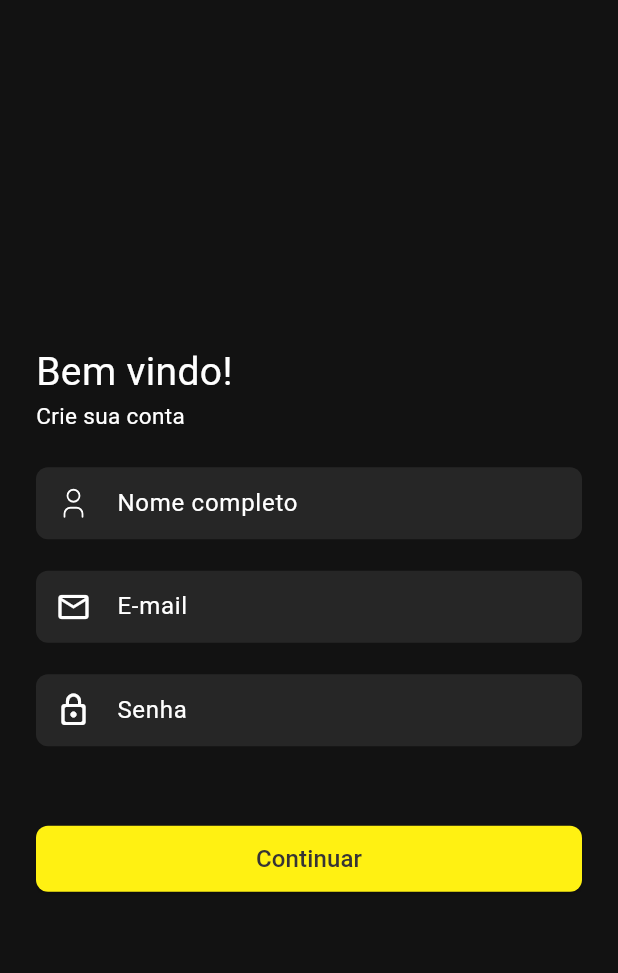
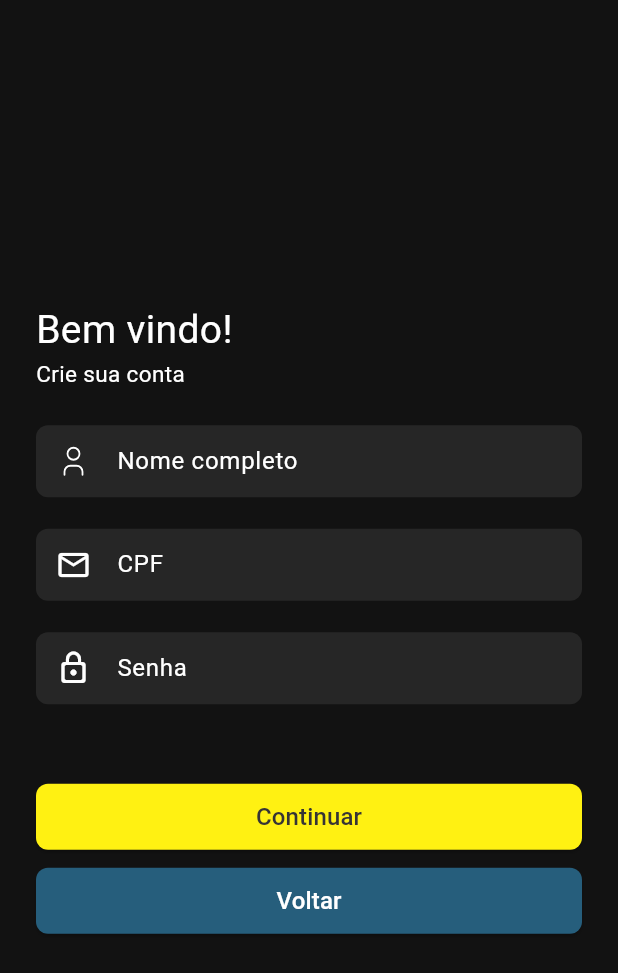
Before and after one commit to Ottenim/projetoDispositivosMoveis, a Flutter app: the UserRegisterPage screen opened directly, on a phone screen of 412 x 824 dp. Shown: the top 973 px of the screen. Run offline on Flutter 3.47's test engine with Material 3 defaults, Android fonts, the phone set to English and light mode, and no system bars; our stand-ins replace cloud_firestore, equatable, firebase_core, flutter_bloc, flutter_svg, fluttertoast and 2 more; accounts and stored records are empty; Roboto replaces fonts that are missing (Urbanist).

Commit message:
add user creation, user login, some layouts updates and initial verification

```diff
--- a/lib/models/user.dart
+++ b/lib/models/user.dart
@@ -19,8 +19,8 @@ class User extends Equatable {
     this.password,
   });
 
-  factory User.fromMap(Map<String, dynamic> map) => User(
-        id: map['id'],
+  factory User.fromMap(String id, Map<String, dynamic> map) => User(
+        id: id,
         name: map['name'],
         category: Category.values[map['category']],
         cpf: map['cpf'],
@@ -29,7 +29,6 @@ class User extends Equatable {
 
   Map<String, dynamic> toMap() {
     Map<String, dynamic> map = {};
-    map['id'] = id;
     map['name'] = name;
     map['category'] = category?.index ?? 0;
     map['cpf'] = cpf;
--- a/lib/services/user_service.dart
+++ b/lib/services/user_service.dart
@@ -15,7 +15,7 @@ class UserService {
 
   UserService() {
     _userCollection = _firestore.collection(USERS_COLLECTION).withConverter<User>(
-          fromFirestore: (snapshot, options) => User.fromMap(snapshot.data() ?? {}),
+          fromFirestore: (snapshot, options) => User.fromMap(snapshot.id, snapshot.data() ?? {}),
           toFirestore: (value, options) => value.toMap(),
         );
   }
@@ -23,6 +23,18 @@ class UserService {
   //CREATE
   Future<String> addUser(User user) async {
     return (await _userCollection.add(user)).id;
+  }
+
+  Future<User?> getUserByCpf(String cpf) async {
+    final userStream = await _userCollection.where('cpf', isEqualTo: cpf).get();
+
+    User? user;
+
+    if (userStream.docs.isNotEmpty) {
+      user = userStream.docs.first.data();
+    }
+
+    return user;
   }
 
   //READ
--- a/lib/ui/pages/home_page.dart
+++ b/lib/ui/pages/home_page.dart
@@ -1,3 +1,4 @@
+import 'package:barber/infra/extensions/integer.dart';
 import 'package:barber/ui/widgets/base_card.dart';
 import 'package:flutter/material.dart';
 import 'package:flutter_svg/flutter_svg.dart';
@@ -80,21 +81,25 @@ class HomePage extends StatelessWidget {
             icon: 'assets/icons/calendar.svg',
             onTap: () {},
           ),
+          12.toSizedBoxH(),
           HomeCard(
             title: "Meus agendamentos",
             icon: 'assets/icons/clipboard_check.svg',
             onTap: () {},
           ),
+          12.toSizedBoxH(),
           HomeCard(
             title: "Serviços",
             icon: 'assets/icons/scissors.svg',
             onTap: () {},
           ),
+          12.toSizedBoxH(),
           HomeCard(
             title: "Histórico",
             icon: 'assets/icons/history.svg',
             onTap: () {},
           ),
+          12.toSizedBoxH(),
           HomeCard(
             title: "Meu perfil",
             icon: 'assets/icons/user.svg',
--- a/lib/ui/pages/login/bloc/login_event.dart
+++ b/lib/ui/pages/login/bloc/login_event.dart
@@ -7,10 +7,10 @@ class LoginEvent extends Equatable {
   List<Object?> get props => throw UnimplementedError();
 }
 
-class LoginEmailChanged extends LoginEvent {
-  const LoginEmailChanged(this.email);
+class LoginCpfChanged extends LoginEvent {
+  const LoginCpfChanged(this.cpf);
 
-  final String email;
+  final String cpf;
 }
 
 class LoginPasswordChanged extends LoginEvent {
@@ -18,3 +18,5 @@ class LoginPasswordChanged extends LoginEvent {
 
   final String password;
 }
+
+class LoginContinuePressed extends LoginEvent {}
--- a/lib/ui/pages/login/bloc/login_state.dart
+++ b/lib/ui/pages/login/bloc/login_state.dart
@@ -3,26 +3,26 @@ part of 'login_bloc.dart';
 class LoginState extends Equatable {
   const LoginState({
     this.state = const PageState(PageStatus.none),
-    this.email = '',
+    this.cpf = '',
     this.password = '',
   });
 
   final PageState state;
-  final String email;
+  final String cpf;
   final String password;
 
   LoginState copyWith({
     PageState? state,
-    String? email,
+    String? cpf,
     String? password,
   }) {
     return LoginState(
       state: state ?? this.state,
-      email: email ?? this.email,
+      cpf: cpf ?? this.cpf,
       password: password ?? this.password,
     );
   }
 
   @override
-  List<Object?> get props => [state, email, password];
+  List<Object?> get props => [state, cpf, password];
 }
--- a/lib/ui/pages/user_register/bloc/user_register_bloc.dart
+++ b/lib/ui/pages/user_register/bloc/user_register_bloc.dart
@@ -1,6 +1,7 @@
 import 'dart:async';
 
 import 'package:barber/models/models.dart';
+import 'package:barber/services/services.dart';
 import 'package:barber/utils/utils.dart';
 import 'package:equatable/equatable.dart';
 import 'package:flutter/cupertino.dart';
@@ -13,12 +14,14 @@ part 'user_register_state.dart';
 class UserRegisterBloc extends Bloc<UserRegisterEvent, UserRegisterState> {
   UserRegisterBloc() : super(const UserRegisterState()) {
     on<UserRegisterNameChanged>(_onNameChanged);
-    on<UserRegisterEmailChanged>(_onEmailChanged);
+    on<UserRegisterCpfChanged>(_onCpfChanged);
     on<UserRegisterPasswordChanged>(_onPasswordChanged);
     on<UserRegisterCreate>(_onCreate);
   }
 
   final GlobalKey<FormState> formKey = GlobalKey<FormState>();
+
+  final UserService userService = UserService();
 
   FutureOr<void> _onNameChanged(
     UserRegisterNameChanged event,
@@ -27,11 +30,11 @@ class UserRegisterBloc extends Bloc<UserRegisterEvent, UserRegisterState> {
     emit(state.copyWith(name: event.name));
   }
 
-  FutureOr<void> _onEmailChanged(
-    UserRegisterEmailChanged event,
+  FutureOr<void> _onCpfChanged(
+    UserRegisterCpfChanged event,
     Emitter<UserRegisterState> emit,
   ) {
-    emit(state.copyWith(email: event.email));
+    emit(state.copyWith(cpf: event.cpf));
   }
 
   FutureOr<void> _onPasswordChanged(
@@ -44,14 +47,22 @@ class UserRegisterBloc extends Bloc<UserRegisterEvent, UserRegisterState> {
   FutureOr<void> _onCreate(
     UserRegisterCreate event,
     Emitter<UserRegisterState> emit,
-  ) {
+  ) async {
     if (formKey.currentState?.validate() ?? false) {
       emit(state.copyWith(state: PageState.loading('Criando usuário')));
 
       try {
-        // REGRA PARA INSERIR O USUÁRIO
+        User? exists = await userService.getUserByCpf(state.cpf);
 
-        emit(state.copyWith(state: PageState.success(info: 'Usuário criado', data: User())));
+        if (exists == null) {
+          User user = User(name: state.name, cpf: state.cpf, password: state.password);
+
+          user = user.copyWith(id: await userService.addUser(user));
+
+          emit(state.copyWith(state: PageState.success(info: 'Usuário criado', data: user)));
+        } else {
+          emit(state.copyWith(state: PageState.error('Usuário existente')));
+        }
       } catch (e) {
         emit(state.copyWith(state: PageState.error('Erro ao criar usuário')));
       }
--- a/lib/ui/pages/user_register/bloc/user_register_event.dart
+++ b/lib/ui/pages/user_register/bloc/user_register_event.dart
@@ -13,10 +13,10 @@ class UserRegisterNameChanged extends UserRegisterEvent {
   final String name;
 }
 
-class UserRegisterEmailChanged extends UserRegisterEvent {
-  const UserRegisterEmailChanged(this.email);
+class UserRegisterCpfChanged extends UserRegisterEvent {
+  const UserRegisterCpfChanged(this.cpf);
 
-  final String email;
+  final String cpf;
 }
 
 class UserRegisterPasswordChanged extends UserRegisterEvent {
--- a/lib/ui/pages/user_register/bloc/user_register_state.dart
+++ b/lib/ui/pages/user_register/bloc/user_register_state.dart
@@ -3,30 +3,30 @@ part of 'user_register_bloc.dart';
 class UserRegisterState extends Equatable {
   const UserRegisterState({
     this.name = '',
-    this.email = '',
+    this.cpf = '',
     this.password = '',
     this.state = const PageState(PageStatus.none),
   });
 
   final String name;
-  final String email;
+  final String cpf;
   final String password;
   final PageState state;
 
   UserRegisterState copyWith({
     String? name,
-    String? email,
+    String? cpf,
     String? password,
     PageState? state,
   }) {
     return UserRegisterState(
       name: name ?? this.name,
-      email: email ?? this.email,
+      cpf: cpf ?? this.cpf,
       password: password ?? this.password,
       state: state ?? this.state,
     );
   }
 
   @override
-  List<Object?> get props => [name, email, password, state];
+  List<Object?> get props => [name, cpf, password, state];
 }
--- a/lib/ui/pages/user_register/view/user_register_view.dart
+++ b/lib/ui/pages/user_register/view/user_register_view.dart
@@ -1,9 +1,11 @@
 import 'package:barber/infra/extensions/integer.dart';
 import 'package:barber/ui/pages/user_register/bloc/user_register_bloc.dart';
+import 'package:barber/ui/pages/user_register/user_register.dart';
 import 'package:barber/ui/widgets/widgets.dart';
 import 'package:flutter/material.dart';
 import 'package:flutter_bloc/flutter_bloc.dart';
 import 'package:flutter_svg/flutter_svg.dart';
+import 'package:mask_text_input_formatter/mask_text_input_formatter.dart';
 
 class UserRegisterView extends StatelessWidget {
   const UserRegisterView({super.key});
@@ -15,7 +17,7 @@ class UserRegisterView extends StatelessWidget {
         padding: const EdgeInsets.symmetric(horizontal: 24),
         child: Form(
           key: context.read<UserRegisterBloc>().formKey,
-          autovalidateMode: AutovalidateMode.onUserInteraction,
+          autovalidateMode: AutovalidateMode.disabled,
           child: Column(
             crossAxisAlignment: CrossAxisAlignment.start,
             mainAxisAlignment: MainAxisAlignment.center,
@@ -47,11 +49,15 @@ class UserRegisterView extends StatelessWidget {
                 hint: 'Nome completo',
                 validator: (value) => value == null || value.isEmpty ? 'Required field' : null,
                 prefixIcon: SvgPicture.asset('assets/icons/user.svg'),
+                onChanged: (value) => context.read<UserRegisterBloc>().add(UserRegisterNameChanged(value)),
               ),
               BaseTextField(
-                hint: 'E-mail',
+                hint: 'CPF',
                 validator: (value) => value == null || value.isEmpty ? 'Required field' : null,
                 prefixIcon: const Icon(Icons.email_outlined),
+                keyboardType: TextInputType.number,
+                inputFormatters: [MaskTextInputFormatter(mask: '###.###.###-##')],
+                onChanged: (value) => context.read<UserRegisterBloc>().add(UserRegisterCpfChanged(value)),
               ),
               BaseTextField(
                 hint: 'Senha',
@@ -59,11 +65,18 @@ class UserRegisterView extends StatelessWidget {
                 obscureText: true,
                 keyboardType: TextInputType.visiblePassword,
                 prefixIcon: Icon(Icons.lock_outline_rounded),
+                onChanged: (value) => context.read<UserRegisterBloc>().add(UserRegisterPasswordChanged(value)),
               ),
               32.toSizedBoxH(),
               BaseButton(
                 title: 'Continuar',
                 onPressed: () => context.read<UserRegisterBloc>().add(UserRegisterCreate()),
+              ),
+              12.toSizedBoxH(),
+              BaseButton(
+                title: 'Voltar',
+                type: ButtonType.secondary,
+                onPressed: () => Navigator.of(context).pop(),
               )
             ],
           ),
--- a/lib/ui/widgets/base_button.dart
+++ b/lib/ui/widgets/base_button.dart
@@ -1,15 +1,26 @@
 import 'package:flutter/material.dart';
+
+enum ButtonType {
+  primary(Color(0xffFFF112)),
+  secondary(Color(0xff265E7C));
+
+  final Color color;
+
+  const ButtonType(this.color);
+}
 
 class BaseButton extends StatelessWidget {
   final String title;
   final VoidCallback? onPressed;
   final IconData? iconData;
+  final ButtonType type;
 
   const BaseButton({
     super.key,
     required this.title,
     this.iconData,
     this.onPressed,
+    this.type = ButtonType.primary,
   });
 
   @override
@@ -19,15 +30,15 @@ class BaseButton extends StatelessWidget {
       width: double.infinity,
       child: ElevatedButton(
         style: ElevatedButton.styleFrom(
-          backgroundColor: const Color(0xffFFF112),
+          backgroundColor: type.color,
           shape: RoundedRectangleBorder(borderRadius: BorderRadius.circular(8)),
           minimumSize: const Size.fromHeight(44),
         ),
         onPressed: onPressed,
         child: Text(
           title,
-          style: const TextStyle(
-            color: Color(0xff363435),
+          style: TextStyle(
+            color: type == ButtonType.primary ? const Color(0xff363435) : Colors.white,
             fontWeight: FontWeight.w500,
             fontSize: 16,
           ),
--- a/pubspec.yaml
+++ b/pubspec.yaml
@@ -44,6 +44,8 @@ dependencies:
   equatable: ^2.0.5
   firebase_auth: ^4.19.6
   shared_preferences: ^2.2.3
+  fluttertoast: ^8.2.5
+  mask_text_input_formatter: ^2.9.0
 
 dev_dependencies:
   flutter_test:
```
Also changed, not shown: lib/main.dart (+11 -9 lines), lib/repositories/user_repository.dart (+10 -4 lines), lib/ui/pages/authentication/authentication_bloc.dart (+6 -6 lines), lib/ui/pages/login/bloc/login_bloc.dart (+42 -5 lines), lib/ui/pages/login/view/login_page.dart (+18 -2 lines), lib/ui/pages/login/view/login_view.dart (+14 -8 lines), lib/ui/pages/user_register/view/user_register_page.dart (+5 -2 lines), lib/ui/widgets/base_card.dart (+11 -9 lines), pubspec.lock.
